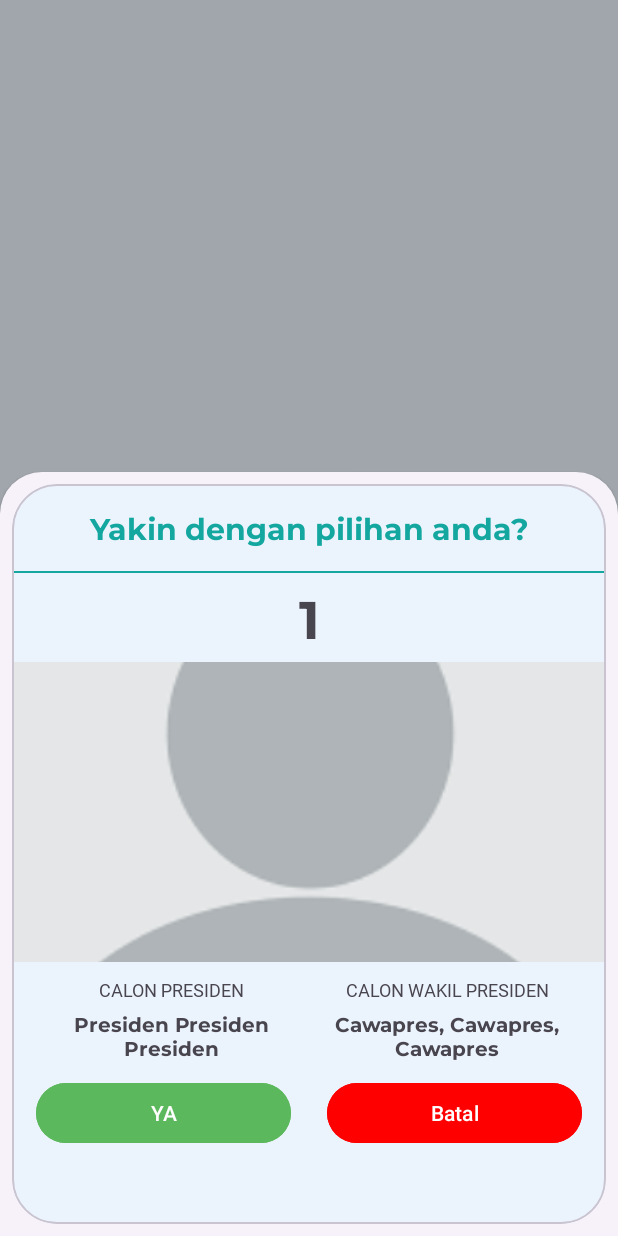
After one commit to rarjen/E-Voting-Android, an Android app: the fragment VoteConfirmationFragment placed in its activity, on a phone screen of 412 x 824 dp. The commit adds this screen. Run offline under Robolectric (Android 15) with nearby library versions, the phone set to English and light mode, and no system bars; our stand-ins replace navigation-ui; pictures from the network do not load; 1 statement that could not run was skipped.

Commit message:
bottom sheet confirmation

```diff
--- a/app/src/main/java/com/example/evoting/api/APIService.kt
+++ b/app/src/main/java/com/example/evoting/api/APIService.kt
@@ -2,15 +2,19 @@ package com.example.evoting.api
 
 import com.example.evoting.model.AuthMeResponse
 import com.example.evoting.model.CandidateNumberResponse
+import com.example.evoting.model.CreateVoteResponse
+import com.example.evoting.model.GetOneCandidateNumberResponse
 import com.example.evoting.model.LoginRequest
 import com.example.evoting.model.LoginResponse
 import com.example.evoting.model.RegisterRequest
 import com.example.evoting.model.RegisterResponse
 import com.example.evoting.model.TestResponse
+import com.example.evoting.model.VoteRequest
 import retrofit2.http.Body
 import retrofit2.http.GET
 import retrofit2.http.Header
 import retrofit2.http.POST
+import retrofit2.http.Path
 
 interface APIService {
 
@@ -36,4 +40,16 @@ interface APIService {
     suspend fun getAllPairNumberEndpoint(
         @Header("Authorization") token: String?
     ): CandidateNumberResponse
+
+    @GET("pair-number/{id}")
+    suspend fun getOnePairNumberEndpoint(
+        @Header("Authorization") token: String?,
+        @Path("id") id: String,
+    ): GetOneCandidateNumberResponse
+
+    @POST("vote")
+    suspend fun voteEndpoint(
+        @Header("Authorization") token: String?,
+        @Body request: VoteRequest
+    ): CreateVoteResponse
 }
--- /dev/null
+++ b/app/src/main/java/com/example/evoting/model/VoteRequest.kt
@@ -0,0 +1,5 @@
+package com.example.evoting.model
+
+data class VoteRequest (
+    val candidate_number_id: String
+)
--- a/app/src/main/java/com/example/evoting/repository/MyRepository.kt
+++ b/app/src/main/java/com/example/evoting/repository/MyRepository.kt
@@ -4,6 +4,7 @@ import com.example.evoting.api.APIClient
 import com.example.evoting.api.APIService
 import com.example.evoting.model.LoginRequest
 import com.example.evoting.model.RegisterRequest
+import com.example.evoting.model.VoteRequest
 
 class MyRepository() {
     private val apiService: APIService = APIClient.instance
@@ -18,4 +19,8 @@ class MyRepository() {
 
     //Pair Number
     suspend fun candidatePairNumber(token: String?) = apiService.getAllPairNumberEndpoint(token)
+    suspend fun getOneCandidatePairNumber(token: String?, id: String) = apiService.getOnePairNumberEndpoint(token, id)
+
+    //Vote
+    suspend fun votePost(token: String?, voteRequest: VoteRequest) = apiService.voteEndpoint(token, voteRequest)
 }
--- /dev/null
+++ b/app/src/main/java/com/example/evoting/view/fragments/bottomsheets/VoteConfirmationFragment.kt
@@ -0,0 +1,95 @@
+package com.example.evoting.view.fragments.bottomsheets
+
+import android.os.Bundle
+import android.util.Log
+import androidx.fragment.app.Fragment
+import android.view.LayoutInflater
+import android.view.View
+import android.view.ViewGroup
+import android.widget.Toast
+import com.bumptech.glide.Glide
+import com.example.evoting.R
+import com.example.evoting.databinding.FragmentVoteConfirmationBinding
+import com.example.evoting.model.DataGetOneCandidateResponse
+import com.example.evoting.model.GetOneCandidateNumberResponse
+import com.example.evoting.util.Enum
+import com.example.evoting.util.SharedPreferenceHelper
+import com.example.evoting.util.Status
+import com.example.evoting.viewmodel.MyViewModel
+import com.google.android.material.bottomsheet.BottomSheetDialogFragment
+import org.koin.android.ext.android.inject
+
+class VoteConfirmationFragment : BottomSheetDialogFragment() {
+
+    private var _binding: FragmentVoteConfirmationBinding? = null
+    private val binding get() = _binding!!
+
+    private val viewModel: MyViewModel by inject()
+
+    private var id: String? = null
+
+    private lateinit var pref: SharedPreferenceHelper
+
+
+    fun setId(id: String) {
+        this.id = id
+    }
+
+    override fun onCreateView(
+        inflater: LayoutInflater, container: ViewGroup?,
+        savedInstanceState: Bundle?
+    ): View {
+        _binding = FragmentVoteConfirmationBinding.inflate(inflater, container, false)
+
+        pref = SharedPreferenceHelper
+        val savedToken = pref.read(Enum.PREF_NAME.value).toString()
+
+        fetchOneCandidateNumberCoroutines(savedToken, this.id!!)
+
+        binding.buttonYa.setOnClickListener {
+            Toast.makeText(requireContext(), "Berhasil vote!", Toast.LENGTH_SHORT).show()
+        }
+
+        binding.buttonBatal.setOnClickListener {
+            dismiss()
+        }
+
+        return binding.root
+    }
+
+    private fun fetchOneCandidateNumberCoroutines(token: String?, id: String) {
+        viewModel.getOneCandidateNumber("Bearer $token", id).observe(viewLifecycleOwner) {
+            when (it.status) {
+                Status.SUCCESS -> {
+                    it.data?.let { data -> showData(data) }
+                }
+                Status.ERROR -> {
+                    Toast.makeText(requireContext(), "Uh oh, something went wrong!", Toast.LENGTH_SHORT).show()
+                    dismiss()
+                }
+                Status.LOADING -> {
+                    Log.d("Loading", "Loading")
+                }
+            }
+        }
+    }
+
+    private fun showData(data: GetOneCandidateNumberResponse) {
+        val candidateData: DataGetOneCandidateResponse? = data.data
+
+        binding.capresTV.text = candidateData?.presidentalCandidateName.toString()
+        binding.cawapresTV.text = candidateData?.vicePresidentalCandidateName.toString()
+        binding.candidateNumber.text = candidateData?.number.toString()
+        Glide.with(this)
+            .load(candidateData?.imgUrl)
+            .fitCenter()
+            .into(binding.candidateImg)
+
+    }
+
+
+    override fun onDestroy() {
+        super.onDestroy()
+        _binding = null
+    }
+}
--- /dev/null
+++ b/app/src/main/res/layout/fragment_vote_confirmation.xml
@@ -0,0 +1,139 @@
+<?xml version="1.0" encoding="utf-8"?>
+<LinearLayout xmlns:android="http://schemas.android.com/apk/res/android"
+    xmlns:tools="http://schemas.android.com/tools"
+    android:layout_width="match_parent"
+    android:layout_height="match_parent"
+    xmlns:app="http://schemas.android.com/apk/res-auto"
+    tools:context=".view.fragments.bottomsheets.VoteConfirmationFragment">
+
+    <com.google.android.material.card.MaterialCardView
+        android:id="@+id/card"
+        app:cardCornerRadius="30dp"
+        android:layout_marginBottom="-10dp"
+        android:layout_width="match_parent"
+        android:layout_height="wrap_content"
+        android:layout_margin="8dp">
+
+        <LinearLayout
+            android:layout_width="match_parent"
+            android:layout_height="wrap_content"
+            android:background="@color/aliceBlue"
+            android:orientation="vertical">
+
+            <TextView
+                android:layout_width="match_parent"
+                android:layout_height="wrap_content"
+                android:text="Yakin dengan pilihan anda?"
+                android:fontFamily="@font/montserrat_bold"
+                android:textColor="@color/darkBlue"
+                android:textSize="20sp"
+                android:textAlignment="center"
+                android:layout_marginVertical="15dp"/>
+
+            <View
+                android:layout_width="match_parent"
+                android:layout_height="1dp"
+                android:background="@color/darkBlue"/>
+
+            <TextView
+                android:id="@+id/candidateNumber"
+                android:layout_width="match_parent"
+                android:layout_height="wrap_content"
+                android:text="1"
+                android:paddingVertical="5dp"
+                android:gravity="center"
+                android:textSize="35sp"
+                android:fontFamily="@font/montserrat_bold"/>
+
+
+            <!-- Media -->
+            <ImageView
+                android:id="@+id/candidateImg"
+                android:layout_width="match_parent"
+                android:layout_height="200dp"
+                android:scaleType="centerCrop"
+                android:src="@drawable/profile"/>
+
+            <androidx.constraintlayout.widget.ConstraintLayout
+                android:paddingHorizontal="16dp"
+                android:layout_marginTop="10dp"
+                android:layout_width="match_parent"
+                android:layout_height="wrap_content">
+
+                <TextView
+                    android:id="@+id/tvCalonPresiden"
+                    android:layout_width="180dp"
+                    android:layout_height="wrap_content"
+                    android:text="@string/calon_presiden"
+                    android:fontFamily="@font/montserrat_regular"
+                    android:textSize="12sp"
+                    android:textAlignment="center"
+                    app:layout_constraintStart_toStartOf="parent"
+                    app:layout_constraintTop_toTopOf="parent" />
+
+                <TextView
+                    android:id="@+id/tvCalonWakilPresiden"
+                    android:layout_width="180dp"
+                    android:textAlignment="center"
+                    android:layout_height="wrap_content"
+                    android:text="@string/calon_wakil_presiden"
+                    android:fontFamily="@font/montserrat_regular"
+                    android:textSize="12sp"
+                    app:layout_constraintEnd_toEndOf="parent"
+                    app:layout_constraintTop_toTopOf="parent" />
+
+                <TextView
+                    android:id="@+id/capresTV"
+                    android:layout_width="180dp"
+                    android:layout_marginTop="5dp"
+                    android:layout_height="wrap_content"
+                    android:fontFamily="@font/montserrat_bold"
+                    android:textSize="13sp"
+                    android:textAlignment="center"
+                    android:text="Presiden Presiden Presiden"
+                    app:layout_constraintStart_toStartOf="parent"
+                    app:layout_constraintTop_toBottomOf="@id/tvCalonPresiden" />
+
+                <TextView
+                    android:id="@+id/cawapresTV"
+                    android:layout_width="180dp"
+                    android:layout_marginTop="5dp"
+                    android:layout_height="wrap_content"
+                    android:fontFamily="@font/montserrat_bold"
+                    android:textSize="13sp"
+                    android:textAlignment="center"
+                    android:text="Cawapres, Cawapres, Cawapres"
+                    app:layout_constraintEnd_toEndOf="parent"
+                    app:layout_constraintTop_toBottomOf="@id/tvCalonPresiden" />
+
+                <Button
+                    android:id="@+id/buttonYa"
+                    android:layout_width="170dp"
+                    android:layout_height="wrap_content"
+                    app:layout_constraintStart_toStartOf="parent"
+                    app:layout_constraintBottom_toBottomOf="parent"
+                    android:backgroundTint="@color/lightGreen"
+                    android:textColor="@color/white"
+                    android:text="YA"
+                    android:layout_marginTop="10dp"
+                    android:layout_marginBottom="50dp"
+                    app:layout_constraintTop_toBottomOf="@id/cawapresTV" />
+
+                <Button
+                    android:id="@+id/buttonBatal"
+                    android:layout_width="170dp"
+                    android:layout_height="wrap_content"
+                    app:layout_constraintEnd_toEndOf="parent"
+                    app:layout_constraintBottom_toBottomOf="parent"
+                    android:backgroundTint="@color/red"
+                    android:textColor="@color/white"
+                    android:text="Batal"
+                    android:layout_marginTop="10dp"
+                    android:layout_marginBottom="50dp"
+                    app:layout_constraintTop_toBottomOf="@id/cawapresTV"/>
+            </androidx.constraintlayout.widget.ConstraintLayout>
+        </LinearLayout>
+    </com.google.android.material.card.MaterialCardView>
+
+
+</LinearLayout>
--- a/app/src/main/res/values/colors.xml
+++ b/app/src/main/res/values/colors.xml
@@ -7,4 +7,6 @@
     <color name="aliceBlue">#EBF3FC</color>
     <color name="pink">#FF8696</color>
     <color name="grey">#D9D9D9</color>
+    <color name="lightGreen">#5CB85C</color>
+
 </resources>
```
Also changed, not shown: app/src/main/java/com/example/evoting/model/CreateVoteResponse.kt (added, +13 -0 lines), app/src/main/java/com/example/evoting/model/DataCreateVoteResponse.kt (added, +17 -0 lines), app/src/main/java/com/example/evoting/model/DataGetOneCandidateResponse.kt (added, +21 -0 lines), app/src/main/java/com/example/evoting/model/GetOneCandidateNumberResponse.kt (added, +13 -0 lines), app/src/main/java/com/example/evoting/view/adapters/CandidatePairNumberAdapter.kt (+7 -7 lines), app/src/main/java/com/example/evoting/view/fragments/VoteFragment.kt (+8 -3 lines), app/src/main/java/com/example/evoting/viewmodel/MyViewModel.kt (+17 -0 lines).
